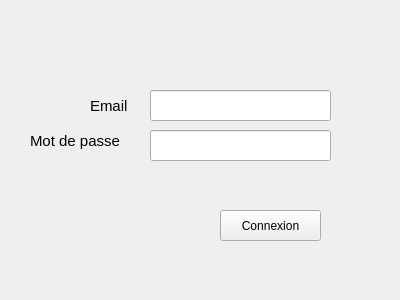
Nainterceptor/3pjt-cubbyhole-sync, file mainwindow.ui: the form before one commit.
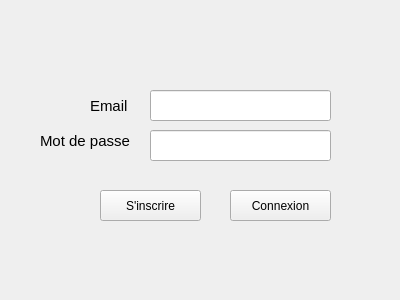
The form after the commit.

Commit message: Bouton registration

```diff
--- a/mainwindow.ui
+++ b/mainwindow.ui
@@ -29,8 +29,8 @@
    <widget class="QPushButton" name="pushButton">
     <property name="geometry">
      <rect>
-      <x>220</x>
-      <y>210</y>
+      <x>230</x>
+      <y>190</y>
       <width>101</width>
       <height>31</height>
      </rect>
@@ -95,7 +95,7 @@
    <widget class="QLabel" name="label_2">
     <property name="geometry">
      <rect>
-      <x>30</x>
+      <x>40</x>
       <y>120</y>
       <width>111</width>
       <height>41</height>
@@ -113,16 +113,35 @@
    <widget class="QLabel" name="label_3">
     <property name="geometry">
      <rect>
-      <x>100</x>
-      <y>210</y>
-      <width>81</width>
-      <height>31</height>
+      <x>40</x>
+      <y>10</y>
+      <width>341</width>
+      <height>71</height>
      </rect>
     </property>
+    <property name="font">
+     <font>
+      <weight>75</weight>
+      <bold>true</bold>
+     </font>
+    </property>
     <property name="text">
      <string/>
     </property>
    </widget>
+   <widget class="QPushButton" name="pushButton_2">
+    <property name="geometry">
+     <rect>
+      <x>100</x>
+      <y>190</y>
+      <width>101</width>
+      <height>31</height>
+     </rect>
+    </property>
+    <property name="text">
+     <string>S'inscrire</string>
+    </property>
+   </widget>
   </widget>
  </widget>
  <layoutdefault spacing="6" margin="11"/>
```
The commit also changes 2 other files.
